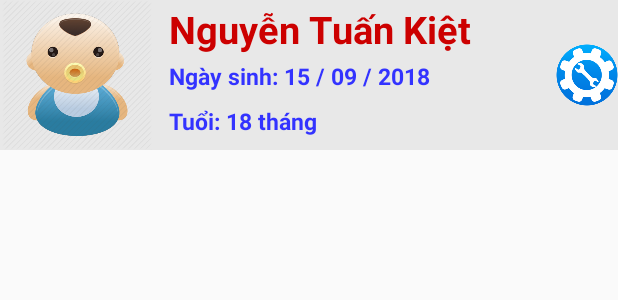
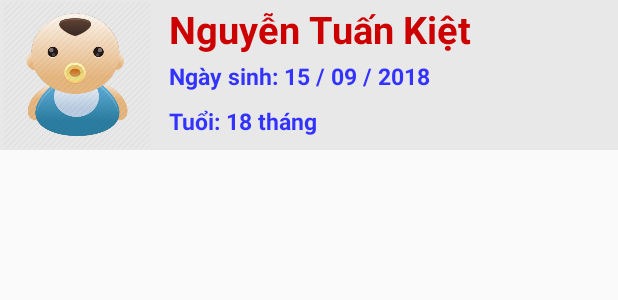
Before and after one commit to ntk0104/BabyVaccine, an Android app: the layout row_baby_info.xml on its own in the app's theme, with its tools: preview values and no code run, on a phone screen of 412 x 824 dp. Shown: the top 300 px of the screen. Run offline under Robolectric (Android 15) with nearby library versions, the phone set to English and light mode, and no system bars; network calls fail.

```diff
--- a/app/src/main/java/com/dmt/sannguyen/lgwfb/LoginActivity.java
+++ b/app/src/main/java/com/dmt/sannguyen/lgwfb/LoginActivity.java
@@ -58,7 +58,6 @@ public class LoginActivity extends AppCompatActivity {
             Log.d("Track", "onCreate: da dang nap : id = " + profile.getId());
             nextActivity(profile.getId());
             loading();
-
         }
         else{
             loginButton.setReadPermissions(Arrays.asList("public_profile","email"));
--- a/app/src/main/res/layout/row_baby_info.xml
+++ b/app/src/main/res/layout/row_baby_info.xml
@@ -15,7 +15,7 @@
         android:layout_height="100dp" />
 
     <LinearLayout
-        android:layout_weight="6.5"
+        android:layout_weight="7.5"
         android:orientation="vertical"
         android:weightSum="10"
         android:layout_width="0dp"
@@ -58,13 +58,5 @@
 
     </LinearLayout>
 
-    <ImageButton
-        android:src="@drawable/icon_setting"
-        android:background="@null"
-        android:id="@+id/BtnBabySetting"
-        android:scaleType="centerInside"
-        android:layout_weight="1"
-        android:layout_width="0dp"
-        android:layout_height="match_parent" />
 
 </LinearLayout>
```
Also changed, not shown: app/src/main/java/com/dmt/sannguyen/lgwfb/BabyInfomation.java (+96 -1 lines), app/src/main/java/com/dmt/sannguyen/lgwfb/BeYeuAdapter.java (+1 -9 lines), app/src/main/java/com/dmt/sannguyen/lgwfb/BeYeuFragment.java (+19 -0 lines), 4 other files.
